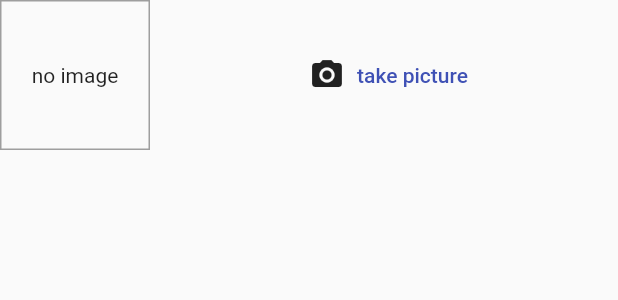
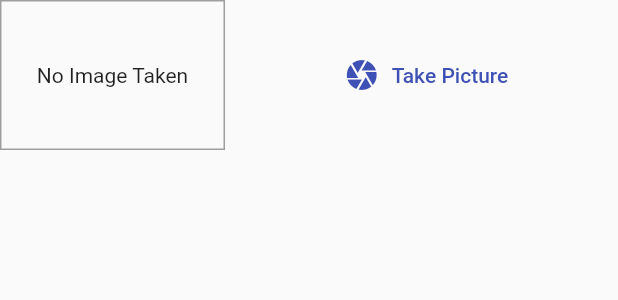
Before and after one commit to ahmad4hat/flutter_learning_all, a Flutter app: the ImageInput widget shown alone on an empty page, opened directly with empty values, on a phone screen of 412 x 824 dp. Shown: the top 300 px of the screen. Run offline on Flutter 3.47's test engine with Material 2 defaults, Android fonts, the phone set to English and light mode, and no system bars; our stand-ins replace image_picker, shared_preferences; missing offline and left inert: dart:ffi; accounts and stored records are empty.

Commit message:
place app image working

```diff
--- a/places_app/lib/widgets/image_input.dart
+++ b/places_app/lib/widgets/image_input.dart
@@ -1,12 +1,12 @@
+import 'dart:io';
+
 import 'package:flutter/material.dart';
-import 'dart:io';
+import 'package:image_picker/image_picker.dart';
 import 'package:path/path.dart' as path;
-import 'package:path_provider/path_provider.dart' as sysPaths;
-import 'package:image_picker/image_picker.dart';
+import 'package:path_provider/path_provider.dart' as syspaths;
 
 class ImageInput extends StatefulWidget {
   Function onSelectedImage;
-
   ImageInput(this.onSelectedImage);
   @override
   _ImageInputState createState() => _ImageInputState();
@@ -16,23 +16,17 @@ class _ImageInputState extends State<ImageInput> {
   File _storedImage;
 
   Future<void> _takePicture() async {
-    try {
-      final _imagefile = await ImagePicker.pickImage(
-          source: ImageSource.camera, maxWidth: 600);
-
-      setState(() {
-        _storedImage = _imagefile;
-      });
-
-      final appDir = await sysPaths.getApplicationDocumentsDirectory();
-      final fileName = path.basename(_imagefile.path);
-      final savedImage = _imagefile.copy('${appDir.path}/$fileName');
-      print("before");
-      widget.onSelectedImage(savedImage);
-      print("after");
-    } catch (err) {
-      return;
-    }
+    final imageFile = await ImagePicker.pickImage(
+      source: ImageSource.camera,
+      maxWidth: 600,
+    );
+    setState(() {
+      _storedImage = imageFile;
+    });
+    final appDir = await syspaths.getApplicationDocumentsDirectory();
+    final fileName = path.basename(imageFile.path);
+    final savedImage = await imageFile.copy('${appDir.path}/$fileName');
+    widget.onSelectedImage(savedImage);
   }
 
   @override
@@ -40,17 +34,21 @@ class _ImageInputState extends State<ImageInput> {
     return Row(
       children: <Widget>[
         Container(
-          width: 100,
+          width: 150,
           height: 100,
-          decoration:
-              BoxDecoration(border: Border.all(width: 1, color: Colors.grey)),
+          decoration: BoxDecoration(
+            border: Border.all(width: 1, color: Colors.grey),
+          ),
           child: _storedImage != null
               ? Image.file(
                   _storedImage,
                   fit: BoxFit.cover,
                   width: double.infinity,
                 )
-              : Text("no image"),
+              : Text(
+                  'No Image Taken',
+                  textAlign: TextAlign.center,
+                ),
           alignment: Alignment.center,
         ),
         SizedBox(
@@ -58,11 +56,9 @@ class _ImageInputState extends State<ImageInput> {
         ),
         Expanded(
           child: FlatButton.icon(
-            icon: Icon(Icons.camera_alt),
-            label: Text(
-              "take picture",
-              style: TextStyle(color: Theme.of(context).primaryColor),
-            ),
+            icon: Icon(Icons.camera),
+            label: Text('Take Picture'),
+            textColor: Theme.of(context).primaryColor,
             onPressed: _takePicture,
           ),
         ),
```
